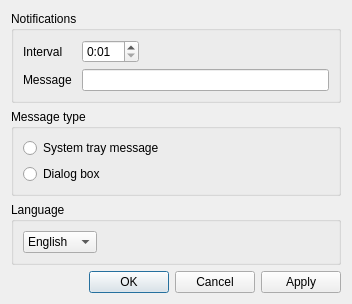
Qt form restnotifier/settingsdialog.ui (swarmer/restnotifier) before a commit.
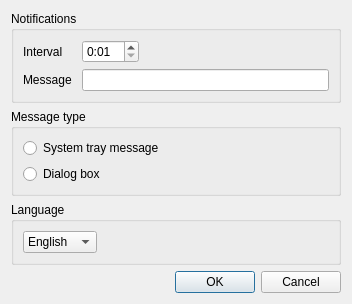
The same form after that commit.

Commit message: Remove 'apply' button from settings window

The edit to the form file:
```diff
--- a/restnotifier/settingsdialog.ui
+++ b/restnotifier/settingsdialog.ui
@@ -160,7 +160,7 @@
       <enum>Qt::Horizontal</enum>
      </property>
      <property name="standardButtons">
-      <set>QDialogButtonBox::Apply|QDialogButtonBox::Cancel|QDialogButtonBox::Ok</set>
+      <set>QDialogButtonBox::Cancel|QDialogButtonBox::Ok</set>
      </property>
      <property name="centerButtons">
       <bool>false</bool>
```
The commit also changes 2 other files.
